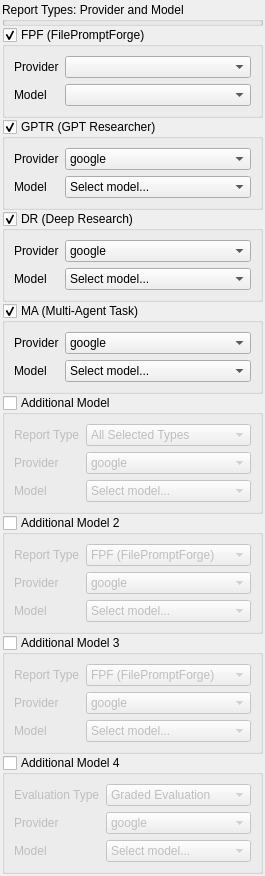
The window that GUI/providers.ui (morganross/API_Cost_Multiplier) describes before a commit, drawn with Qt 5.
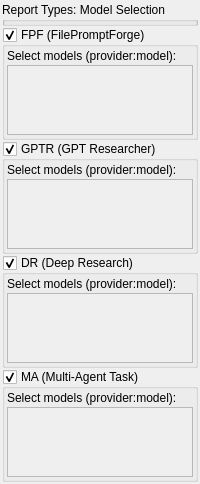
The same window after the commit.

Patch:
```diff
--- a/GUI/providers.ui
+++ b/GUI/providers.ui
@@ -28,7 +28,7 @@
       </size>
      </property>
      <property name="title">
-      <string>Report Types: Provider and Model</string>
+      <string>Report Types: Model Selection</string>
      </property>
      <property name="flat">
       <bool>true</bool>
@@ -50,33 +50,58 @@
      <property name="checked">
       <bool>true</bool>
      </property>
-     <layout class="QFormLayout" name="formProvidersFPF">
-      <item row="0" column="0">
-       <widget class="QLabel" name="labelFPFProvider">
+     <layout class="QVBoxLayout" name="vboxProvidersFPF">
+      <property name="spacing">
+       <number>2</number>
+      </property>
+      <property name="leftMargin">
+       <number>2</number>
+      </property>
+      <property name="topMargin">
+       <number>2</number>
+      </property>
+      <property name="rightMargin">
+       <number>2</number>
+      </property>
+      <property name="bottomMargin">
+       <number>2</number>
+      </property>
+      <item>
+       <widget class="QLabel" name="labelFPFHint">
         <property name="text">
-         <string>Provider</string>
+         <string>Select models (provider:model):</string>
         </property>
         <property name="buddy">
          <cstring>comboFPFProvider</cstring>
         </property>
        </widget>
       </item>
-      <item row="0" column="1">
-       <widget class="QComboBox" name="comboFPFProvider"/>
-      </item>
-      <item row="1" column="0">
-       <widget class="QLabel" name="labelFPFModel">
-        <property name="text">
-         <string>Model</string>
+      <item>
+       <widget class="QScrollArea" name="scrollFPFModels">
+        <property name="widgetResizable">
+         <bool>true</bool>
         </property>
-        <property name="buddy">
-         <cstring>comboFPFModel</cstring>
-        </property>
+        <widget class="QWidget" name="containerFPFModels">
+         <layout class="QVBoxLayout" name="layoutFPFModels">
+          <property name="spacing">
+           <number>2</number>
+          </property>
+          <property name="leftMargin">
+           <number>2</number>
+          </property>
+          <property name="topMargin">
+           <number>2</number>
+          </property>
+          <property name="rightMargin">
+           <number>2</number>
+          </property>
+          <property name="bottomMargin">
+           <number>2</number>
+          </property>
+         </layout>
+        </widget>
        </widget>
       </item>
-      <item row="1" column="1">
-       <widget class="QComboBox" name="comboFPFModel"/>
-      </item>
      </layout>
     </widget>
    </item>
@@ -95,77 +120,53 @@
      <property name="checked">
       <bool>true</bool>
      </property>
-     <layout class="QFormLayout" name="formProvidersGPTR">
-      <item row="0" column="0">
-       <widget class="QLabel" name="labelGPTRProvider">
+     <layout class="QVBoxLayout" name="vboxProvidersGPTR">
+      <property name="spacing">
+       <number>2</number>
+      </property>
+      <property name="leftMargin">
+       <number>2</number>
+      </property>
+      <property name="topMargin">
+       <number>2</number>
+      </property>
+      <property name="rightMargin">
+       <number>2</number>
+      </property>
+      <property name="bottomMargin">
+       <number>2</number>
+      </property>
+      <item>
+       <widget class="QLabel" name="labelGPTRHint">
         <property name="text">
-         <string>Provider</string>
+         <string>Select models (provider:model):</string>
         </property>
        </widget>
       </item>
-      <item row="0" column="1">
-       <widget class="QComboBox" name="comboGPTRProvider">
-        <item>
-         <property name="text">
-          <string>google</string>
-         </property>
-        </item>
-        <item>
-         <property name="text">
-          <string>openai</string>
-         </property>
-        </item>
-        <item>
-         <property name="text">
-          <string>openrouter</string>
-         </property>
-        </item>
-       </widget>
-      </item>
-      <item row="1" column="0">
-       <widget class="QLabel" name="labelGPTRModel">
-        <property name="text">
-         <string>Model</string>
+      <item>
+       <widget class="QScrollArea" name="scrollGPTRModels">
+        <property name="widgetResizable">
+         <bool>true</bool>
         </property>
-       </widget>
-      </item>
-      <item row="1" column="1">
-       <widget class="QComboBox" name="comboGPTRModel">
-        <item>
-         <property name="text">
-          <string>Select model...</string>
-         </property>
-        </item>
-        <item>
-         <property name="text">
-          <string>gemini-2.5-flash</string>
-         </property>
-        </item>
-        <item>
-         <property name="text">
-          <string>gpt-4.1</string>
-         </property>
-        </item>
-        <item>
-         <property name="text">
-          <string>gpt-4o</string>
-         </property>
-        </item>
-        <item>
-         <property name="text">
-          <string>gpt-5-mini</string>
-         </property>
-        </item>
-        <item>
-         <property name="text">
-          <string>o4-mini</string>
-         </property>
-        </item>
-        <item>
-         <property name="text">
-          <string>openrouter: custom</string>
-         </property>
-        </item>
+        <widget class="QWidget" name="containerGPTRModels">
+         <layout class="QVBoxLayout" name="layoutGPTRModels">
+          <property name="spacing">
+           <number>2</number>
+          </property>
+          <property name="leftMargin">
+           <number>2</number>
+          </property>
+          <property name="topMargin">
+           <number>2</number>
+          </property>
+          <property name="rightMargin">
+           <number>2</number>
+          </property>
+          <property name="bottomMargin">
+           <number>2</number>
+          </property>
+         </layout>
+        </widget>
        </widget>
       </item>
      </layout>
@@ -186,77 +187,53 @@
      <property name="checked">
       <bool>true</bool>
      </property>
-     <layout class="QFormLayout" name="formProvidersDR">
-      <item row="0" column="0">
-       <widget class="QLabel" name="labelDRProvider">
+     <layout class="QVBoxLayout" name="vboxProvidersDR">
+      <property name="spacing">
+       <number>2</number>
+      </property>
+      <property name="leftMargin">
+       <number>2</number>
+      </property>
+      <property name="topMargin">
+       <number>2</number>
+      </property>
+      <property name="rightMargin">
+       <number>2</number>
+      </property>
+      <property name="bottomMargin">
+       <number>2</number>
+      </property>
+      <item>
+       <widget class="QLabel" name="labelDRHint">
         <property name="text">
-         <string>Provider</string>
+         <string>Select models (provider:model):</string>
         </property>
        </widget>
       </item>
-      <item row="0" column="1">
-       <widget class="QComboBox" name="comboDRProvider">
-        <item>
-         <property name="text">
-          <string>google</string>
-         </property>
-        </item>
-        <item>
-         <property name="text">
-          <string>openai</string>
-         </property>
-        </item>
-        <item>
-         <property name="text">
-          <string>openrouter</string>
-         </property>
-        </item>
-       </widget>
-      </item>
-      <item row="1" column="0">
-       <widget class="QLabel" name="labelDRModel">
-        <property name="text">
-         <string>Model</string>
+      <item>
+       <widget class="QScrollArea" name="scrollDRModels">
+        <property name="widgetResizable">
+         <bool>true</bool>
         </property>
-       </widget>
-      </item>
-      <item row="1" column="1">
-       <widget class="QComboBox" name="comboDRModel">
-        <item>
-         <property name="text">
-          <string>Select model...</string>
-         </property>
-        </item>
-        <item>
-         <property name="text">
-          <string>gemini-2.5-flash</string>
-         </property>
-        </item>
-        <item>
-         <property name="text">
-          <string>gpt-4.1</string>
-         </property>
-        </item>
-        <item>
-         <property name="text">
-          <string>gpt-4o</string>
-         </property>
-        </item>
-        <item>
-         <property name="text">
-          <string>gpt-5-mini</string>
-         </property>
-        </item>
-        <item>
-         <property name="text">
-          <string>o4-mini</string>
-         </property>
-        </item>
-        <item>
-         <property name="text">
-          <string>openrouter: custom</string>
-         </property>
-        </item>
+        <widget class="QWidget" name="containerDRModels">
+         <layout class="QVBoxLayout" name="layoutDRModels">
+          <property name="spacing">
+           <number>2</number>
+          </property>
+          <property name="leftMargin">
+           <number>2</number>
+          </property>
+          <property name="topMargin">
+           <number>2</number>
+          </property>
+          <property name="rightMargin">
+           <number>2</number>
+          </property>
+          <property name="bottomMargin">
+           <number>2</number>
+          </property>
+         </layout>
+        </widget>
        </widget>
       </item>
      </layout>
@@ -277,548 +254,53 @@
      <property name="checked">
       <bool>true</bool>
      </property>
-     <layout class="QFormLayout" name="formProvidersMA">
-      <item row="0" column="0">
-       <widget class="QLabel" name="labelMAProvider">
+     <layout class="QVBoxLayout" name="vboxProvidersMA">
+      <property name="spacing">
+       <number>2</number>
+      </property>
+      <property name="leftMargin">
+       <number>2</number>
+      </property>
+      <property name="topMargin">
+       <number>2</number>
+      </property>
+      <property name="rightMargin">
+       <number>2</number>
+      </property>
+      <property name="bottomMargin">
+       <number>2</number>
+      </property>
+      <item>
+       <widget class="QLabel" name="labelMAHint">
         <property name="text">
-         <string>Provider</string>
+         <string>Select models (provider:model):</string>
         </property>
        </widget>
       </item>
-      <item row="0" column="1">
-       <widget class="QComboBox" name="comboMAProvider">
-        <item>
-         <property name="text">
-          <string>google</string>
-         </property>
-        </item>
-        <item>
-         <property name="text">
-          <string>openai</string>
-         </property>
-        </item>
-        <item>
-         <property name="text">
-          <string>openrouter</string>
-         </property>
-        </item>
-       </widget>
-      </item>
-      <item row="1" column="0">
-       <widget class="QLabel" name="labelMAModel">
-        <property name="text">
-         <string>Model</string>
+      <item>
+       <widget class="QScrollArea" name="scrollMAModels">
+        <property name="widgetResizable">
+         <bool>true</bool>
         </property>
-       </widget>
-      </item>
-      <item row="1" column="1">
-       <widget class="QComboBox" name="comboMAModel">
-        <item>
-         <property name="text">
-          <string>Select model...</string>
-         </property>
-        </item>
-        <item>
-         <property name="text">
-          <string>gemini-2.5-flash</string>
-         </property>
-        </item>
-        <item>
-         <property name="text">
-          <string>gpt-4.1</string>
-         </property>
-        </item>
-        <item>
-         <property name="text">
-          <string>gpt-4o</string>
-         </property>
-        </item>
-        <item>
-         <property name="text">
-          <string>gpt-5-mini</string>
-         </property>
-        </item>
-        <item>
-         <property name="text">
-          <string>o4-mini</string>
-         </property>
-        </item>
-        <item>
-         <property name="text">
-          <string>openrouter: custom</string>
-         </property>
-        </item>
-       </widget>
-      </item>
-     </layout>
-    </widget>
-   </item>
-
-   <item>
-    <widget class="QGroupBox" name="groupAdditionalModel">
-     <property name="title">
-      <string>Additional Model</string>
-     </property>
-     <property name="checkable">
-      <bool>true</bool>
-     </property>
-     <property name="checked">
-      <bool>false</bool>
-     </property>
-     <layout class="QFormLayout" name="formAdditionalModel">
-      <item row="0" column="0">
-       <widget class="QLabel" name="labelAdditionalType">
-        <property name="text">
-         <string>Report Type</string>
-        </property>
-       </widget>
-      </item>
-      <item row="0" column="1">
-       <widget class="QComboBox" name="comboAdditionalType">
-        <item>
-         <property name="text">
-          <string>All Selected Types</string>
-         </property>
-        </item>
-        <item>
-         <property name="text">
-          <string>FPF (FilePromptForge)</string>
-         </property>
-        </item>
-        <item>
-         <property name="text">
-          <string>GPTR (GPT Researcher)</string>
-         </property>
-        </item>
-        <item>
-         <property name="text">
-          <string>DR (Deep Research)</string>
-         </property>
-        </item>
-        <item>
-         <property name="text">
-          <string>MA (Multi-Agent Task)</string>
-         </property>
-        </item>
-       </widget>
-      </item>
-      <item row="1" column="0">
-       <widget class="QLabel" name="labelAdditionalProvider">
-        <property name="text">
-         <string>Provider</string>
-        </property>
-       </widget>
-      </item>
-      <item row="1" column="1">
-       <widget class="QComboBox" name="comboAdditionalProvider">
-        <item>
-         <property name="text">
-          <string>google</string>
-         </property>
-        </item>
-        <item>
-         <property name="text">
-          <string>openai</string>
-         </property>
-        </item>
-        <item>
-         <property name="text">
-          <string>openrouter</string>
-         </property>
-        </item>
-       </widget>
-      </item>
-      <item row="2" column="0">
-       <widget class="QLabel" name="labelAdditionalModel">
-        <property name="text">
-         <string>Model</string>
-        </property>
-       </widget>
-      </item>
-      <item row="2" column="1">
-       <widget class="QComboBox" name="comboAdditionalModel">
-        <item>
-         <property name="text">
-          <string>Select model...</string>
-         </property>
-        </item>
-        <item>
-         <property name="text">
-          <string>gemini-2.5-flash</string>
-         </property>
-        </item>
-        <item>
-         <property name="text">
-          <string>gpt-4.1</string>
-         </property>
-        </item>
-        <item>
-         <property name="text">
-          <string>gpt-4o</string>
-         </property>
-        </item>
-        <item>
-         <property name="text">
-          <string>gpt-5-mini</string>
-         </property>
-        </item>
-        <item>
-         <property name="text">
-          <string>o4-mini</string>
-         </property>
-        </item>
-        <item>
-         <property name="text">
-          <string>openrouter: custom</string>
-         </property>
-        </item>
-       </widget>
-      </item>
-     </layout>
-    </widget>
-   </item>
-
-   <item>
-    <widget class="QGroupBox" name="groupAdditionalModel2">
-     <property name="title">
-      <string>Additional Model 2</string>
-     </property>
-     <property name="checkable">
-      <bool>true</bool>
-     </property>
-     <property name="checked">
-      <bool>false</bool>
-     </property>
-     <layout class="QFormLayout" name="formAdditionalModel2">
-      <item row="0" column="0">
-       <widget class="QLabel" name="labelAdditionalType2">
-        <property name="text">
-         <string>Report Type</string>
-        </property>
-       </widget>
-      </item>
-      <item row="0" column="1">
-       <widget class="QComboBox" name="comboAdditionalType2">
-        <item>
-         <property name="text">
-          <string>FPF (FilePromptForge)</string>
-         </property>
-        </item>
-        <item>
-         <property name="text">
-          <string>GPTR (GPT Researcher)</string>
-         </property>
-        </item>
-        <item>
-         <property name="text">
-          <string>DR (Deep Research)</string>
-         </property>
-        </item>
-        <item>
-         <property name="text">
-          <string>MA (Multi-Agent Task)</string>
-         </property>
-        </item>
-       </widget>
-      </item>
-      <item row="1" column="0">
-       <widget class="QLabel" name="labelAdditionalProvider2">
-        <property name="text">
-         <string>Provider</string>
-        </property>
-       </widget>
-      </item>
-      <item row="1" column="1">
-       <widget class="QComboBox" name="comboAdditionalProvider2">
-        <item>
-         <property name="text">
-          <string>google</string>
-         </property>
-        </item>
-        <item>
-         <property name="text">
-          <string>openai</string>
-         </property>
-        </item>
-        <item>
-         <property name="text">
-          <string>openrouter</string>
-         </property>
-        </item>
-       </widget>
-      </item>
-      <item row="2" column="0">
-       <widget class="QLabel" name="labelAdditionalModel2">
-        <property name="text">
-         <string>Model</string>
-        </property>
-       </widget>
-      </item>
-      <item row="2" column="1">
-       <widget class="QComboBox" name="comboAdditionalModel2">
-        <item>
-         <property name="text">
-          <string>Select model...</string>
-         </property>
-        </item>
-        <item>
-         <property name="text">
-          <string>gemini-2.5-flash</string>
-         </property>
-        </item>
-        <item>
-         <property name="text">
-          <string>gpt-4.1</string>
-         </property>
-        </item>
-        <item>
-         <property name="text">
-          <string>gpt-4o</string>
-         </property>
-        </item>
-        <item>
-         <property name="text">
-          <string>gpt-5-mini</string>
-         </property>
-        </item>
-        <item>
-         <property name="text">
-          <string>o4-mini</string>
-         </property>
-        </item>
-        <item>
-         <property name="text">
-          <string>openrouter: custom</string>
-         </property>
-        </item>
-       </widget>
-      </item>
-     </layout>
-    </widget>
-   </item>
-
-   <item>
-    <widget class="QGroupBox" name="groupAdditionalModel3">
-     <property name="title">
-      <string>Additional Model 3</string>
-     </property>
-     <property name="checkable">
-      <bool>true</bool>
-     </property>
-     <property name="checked">
-      <bool>false</bool>
-     </property>
-     <layout class="QFormLayout" name="formAdditionalModel3">
-      <item row="0" column="0">
-       <widget class="QLabel" name="labelAdditionalType3">
-        <property name="text">
-         <string>Report Type</string>
-        </property>
-       </widget>
-      </item>
-      <item row="0" column="1">
-       <widget class="QComboBox" name="comboAdditionalType3">
-        <item>
-         <property name="text">
-          <string>FPF (FilePromptForge)</string>
-         </property>
-        </item>
-        <item>
-         <property name="text">
-          <string>GPTR (GPT Researcher)</string>
-         </property>
-        </item>
-        <item>
-         <property name="text">
-          <string>DR (Deep Research)</string>
-         </property>
-        </item>
-        <item>
-         <property name="text">
-          <string>MA (Multi-Agent Task)</string>
-         </property>
-        </item>
-       </widget>
-      </item>
-      <item row="1" column="0">
-       <widget class="QLabel" name="labelAdditionalProvider3">
-        <property name="text">
-         <string>Provider</string>
-        </property>
-       </widget>
-      </item>
-      <item row="1" column="1">
-       <widget class="QComboBox" name="comboAdditionalProvider3">
-        <item>
-         <property name="text">
-          <string>google</string>
-         </property>
-        </item>
-        <item>
-         <property name="text">
-          <string>openai</string>
-         </property>
-        </item>
-        <item>
-         <property name="text">
-          <string>openrouter</string>
-         </property>
-        </item>
-       </widget>
-      </item>
-      <item row="2" column="0">
-       <widget class="QLabel" name="labelAdditionalModel3">
-        <property name="text">
-         <string>Model</string>
-        </property>
-       </widget>
-      </item>
-      <item row="2" column="1">
-       <widget class="QComboBox" name="comboAdditionalModel3">
-        <item>
-         <property name="text">
-          <string>Select model...</string>
-         </property>
-        </item>
-        <item>
-         <property name="text">
-          <string>gemini-2.5-flash</string>
-         </property>
-        </item>
-        <item>
-         <property name="text">
-          <string>gpt-4.1</string>
-         </property>
-        </item>
-        <item>
-         <property name="text">
-          <string>gpt-4o</string>
-         </property>
-        </item>
-        <item>
-         <property name="text">
-          <string>gpt-5-mini</string>
-         </property>
-        </item>
-        <item>
-         <property name="text">
-          <string>o4-mini</string>
-         </property>
-        </item>
-        <item>
-         <property name="text">
-          <string>openrouter: custom</string>
-         </property>
-        </item>
-       </widget>
-      </item>
-     </layout>
-    </widget>
-   </item>
-
-   <item>
-    <widget class="QGroupBox" name="groupAdditionalModel4">
-     <property name="title">
-      <string>Additional Model 4</string>
-     </property>
-     <property name="checkable">
-      <bool>true</bool>
-     </property>
-     <property name="checked">
-      <bool>false</bool>
-     </property>
-     <layout class="QFormLayout" name="formAdditionalModel4">
-      <item row="0" column="0">
-       <widget class="QLabel" name="labelAdditionalEvalType4">
-        <property name="text">
-         <string>Evaluation Type</string>
-        </property>
-       </widget>
-      </item>
-      <item row="0" column="1">
-       <widget class="QComboBox" name="comboAdditionalEvalType4">
-        <item>
-         <property name="text">
-          <string>Graded Evaluation</string>
-         </property>
-        </item>
-        <item>
-         <property name="text">
-          <string>Pairwise Evaluation</string>
-         </property>
-        </item>
-       </widget>
-      </item>
-      <item row="1" column="0">
-       <widget class="QLabel" name="labelAdditionalProvider4">
-        <property name="text">
-         <string>Provider</string>
-        </property>
-       </widget>
-      </item>
-      <item row="1" column="1">
-       <widget class="QComboBox" name="comboAdditionalProvider4">
-        <item>
-         <property name="text">
-          <string>google</string>
-         </property>
-        </item>
-        <item>
-         <property name="text">
-          <string>openai</string>
-         </property>
-        </item>
-        <item>
-         <property name="text">
-          <string>openrouter</string>
-         </property>
-        </item>
-       </widget>
-      </item>
-      <item row="2" column="0">
-       <widget class="QLabel" name="labelAdditionalEvalModel4">
-        <property name="text">
-         <string>Model</string>
-        </property>
-       </widget>
-      </item>
-      <item row="2" column="1">
-       <widget class="QComboBox" name="comboAdditionalEvalModel4">
-        <item>
-         <property name="text">
-          <string>Select model...</string>
-         </property>
-        </item>
-        <item>
-         <property name="text">
-          <string>gemini-2.5-flash</string>
-         </property>
-        </item>
-        <item>
-         <property name="text">
-          <string>gpt-4.1</string>
-         </property>
-        </item>
-        <item>
-         <property name="text">
-          <string>gpt-4o</string>
-         </property>
-        </item>
-        <item>
-         <property name="text">
-          <string>gpt-5-mini</string>
-         </property>
-        </item>
-        <item>
-         <property name="text">
-          <string>o4-mini</string>
-         </property>
-        </item>
-        <item>
-         <property name="text">
-          <string>openrouter: custom</string>
-         </property>
-        </item>
+        <widget class="QWidget" name="containerMAModels">
+         <layout class="QVBoxLayout" name="layoutMAModels">
+          <property name="spacing">
+           <number>2</number>
+          </property>
+          <property name="leftMargin">
+           <number>2</number>
+          </property>
+          <property name="topMargin">
+           <number>2</number>
+          </property>
+          <property name="rightMargin">
+           <number>2</number>
+          </property>
+          <property name="bottomMargin">
+           <number>2</number>
+          </property>
+         </layout>
+        </widget>
        </widget>
       </item>
      </layout>
```
Left out of the diff: 16 changed lines with no effect on the pictures.
